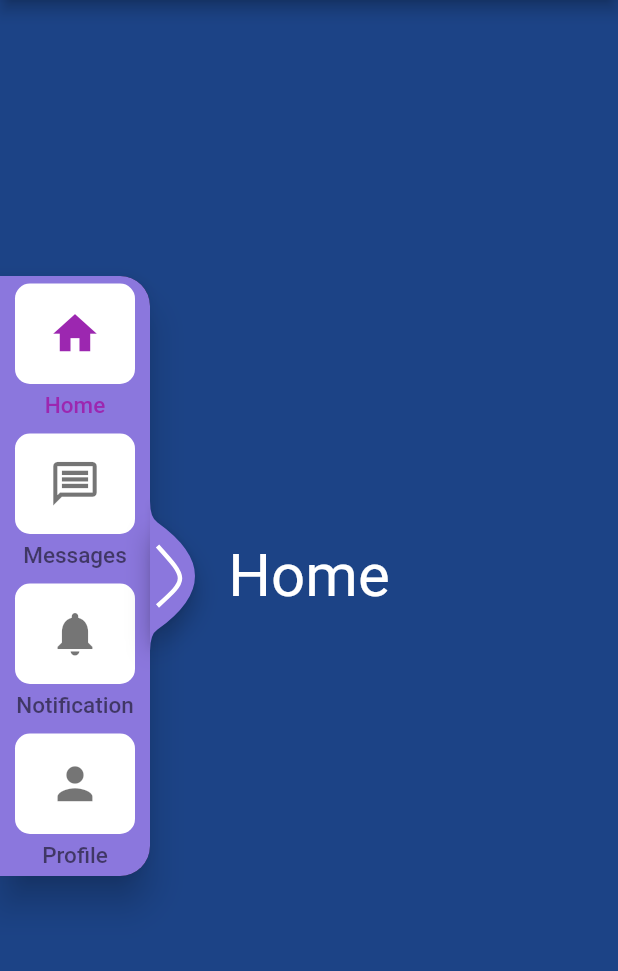
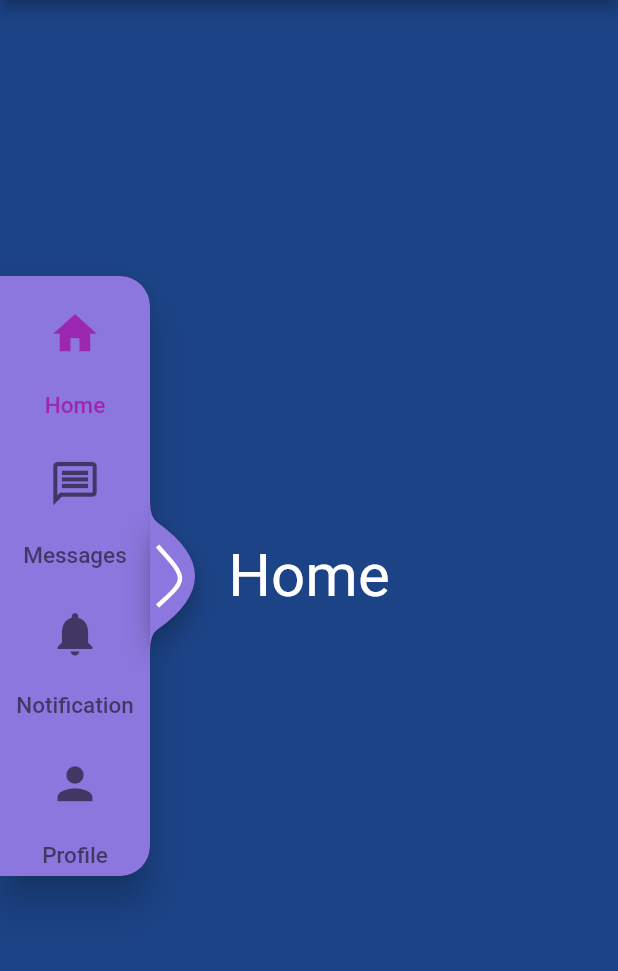
Before and after one commit to youssefali424/AnimatedRail, a Flutter app: the screen it shows after launch, on a phone screen of 412 x 824 dp, the part 84-1055 px from its top. Run offline on Flutter 3.47's test engine with Material 2 defaults, Android fonts, the phone set to English and light mode, and no system bars.

Commit message:
fix pedantic issues

```diff
--- a/example/lib/main.dart
+++ b/example/lib/main.dart
@@ -89,6 +89,7 @@ class _MyHomePageState extends State<MyHomePage> {
         background: hexToColor('#8B77DD'),
         maxWidth: 275,
         width: 100,
+        iconBackground: Colors.transparent,
         items: [
           RailItem(
               icon: Icon(Icons.home),
--- a/lib/AnimatedRail/AnimatedRailRaw.dart
+++ b/lib/AnimatedRail/AnimatedRailRaw.dart
@@ -379,7 +379,7 @@ class _AnimatedRailRawState extends State<AnimatedRailRaw>
                         decoration: BoxDecoration(
                           color: (item.background ??
                               widget.iconBackground ??
-                              theme.textSelectionColor),
+                              theme.textSelectionTheme.selectionColor),
                           borderRadius: BorderRadius.circular(10),
                         ),
                         margin: const EdgeInsets.only(bottom: 5),
--- a/pubspec.yaml
+++ b/pubspec.yaml
@@ -1,6 +1,6 @@
 name: animated_rail
-description: Flutter Animated Naviation Rail with multiple cool effects.
-version: 0.0.7
+description: Flutter Animated Navigation Rail with multiple cool effects and options like closing and openeing the rail.
+version: 1.0.0
 homepage: https://github.com/youssefali424/AnimatedRail
 
 environment:
```
Also changed, not shown: example/pubspec.lock, 1 other file.
